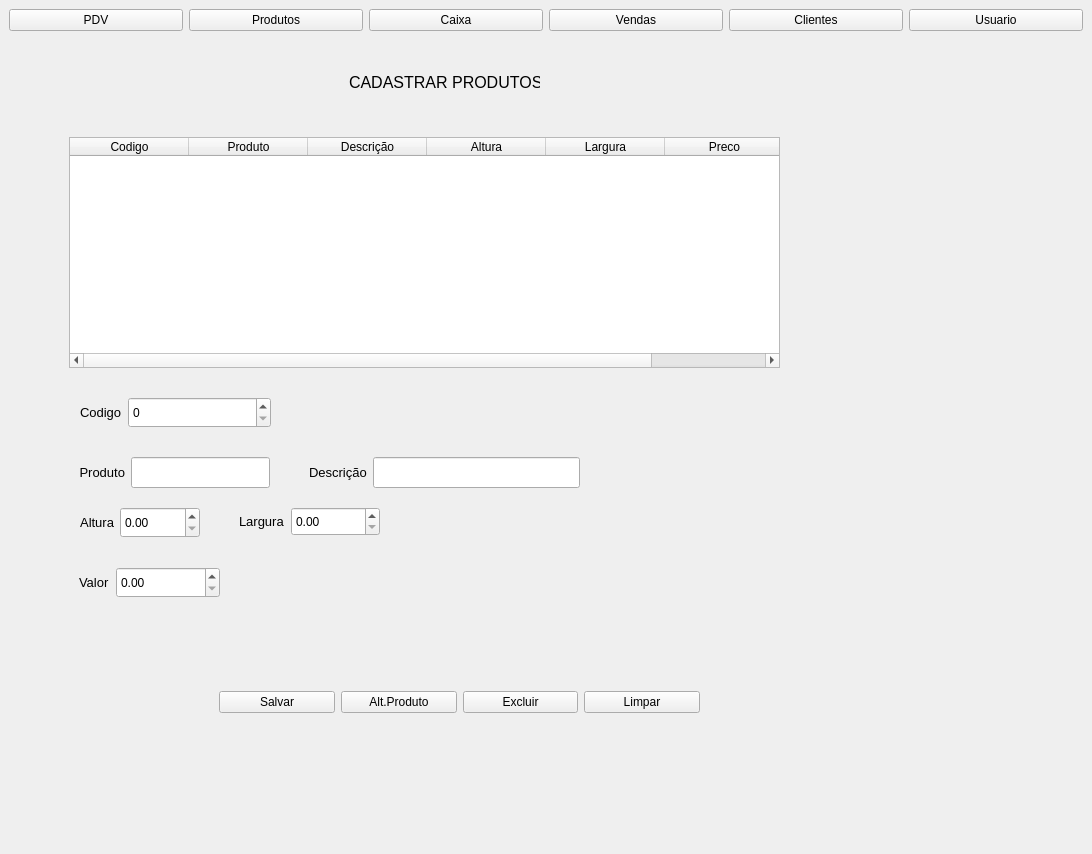
Diego-Campos-Soares/Software-PDV, file untitled2.ui: the form before one commit.
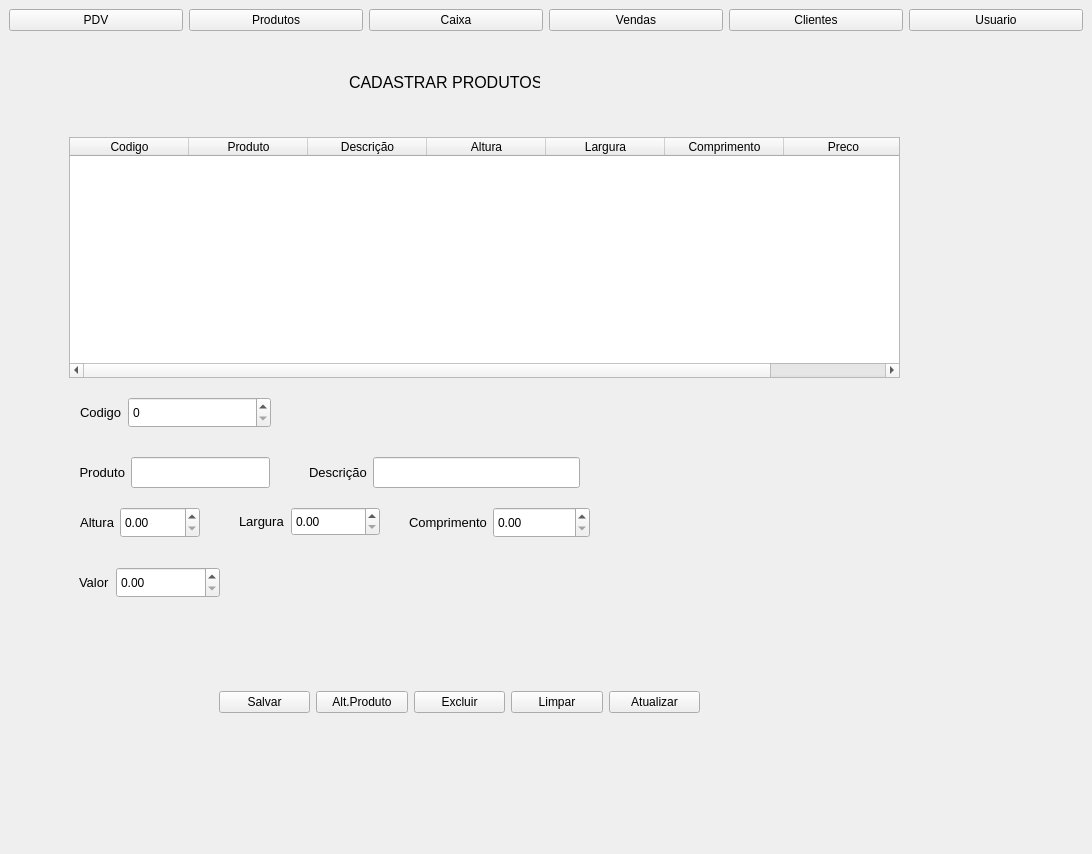
The form after the commit. The open tabs and pages were chosen to show the change. Icons and pictures are not drawn.

Diff of the .ui file:
```diff
--- a/untitled2.ui
+++ b/untitled2.ui
@@ -1175,12 +1175,15 @@
       </widget>
       <widget class="QWidget" name="Produtos">
        <widget class="QTableWidget" name="tabela_prodtuos">
+        <property name="enabled">
+         <bool>true</bool>
+        </property>
         <property name="geometry">
          <rect>
           <x>60</x>
           <y>100</y>
-          <width>711</width>
-          <height>231</height>
+          <width>831</width>
+          <height>241</height>
          </rect>
         </property>
         <property name="sizePolicy">
@@ -1220,6 +1223,11 @@
           <string>Largura</string>
          </property>
         </column>
+        <column>
+         <property name="text">
+          <string>Comprimento</string>
+         </property>
+        </column>
         <column>
          <property name="text">
           <string>Preco</string>
@@ -1280,6 +1288,17 @@
            </property>
           </widget>
          </item>
+         <item>
+          <widget class="QPushButton" name="btn_atualizar_produto">
+           <property name="text">
+            <string>Atualizar</string>
+           </property>
+           <property name="icon">
+            <iconset>
+             <normaloff>../../../Desktop/icons/refresh.png</normaloff>../../../Desktop/icons/refresh.png</iconset>
+           </property>
+          </widget>
+         </item>
         </layout>
        </widget>
        <widget class="QLabel" name="label_3">
@@ -1482,7 +1501,51 @@
           </widget>
          </item>
          <item>
-          <widget class="QDoubleSpinBox" name="box_valor_produto_2">
+          <widget class="QDoubleSpinBox" name="box_valor_produto">
+           <property name="sizePolicy">
+            <sizepolicy hsizetype="MinimumExpanding" vsizetype="MinimumExpanding">
+             <horstretch>0</horstretch>
+             <verstretch>0</verstretch>
+            </sizepolicy>
+           </property>
+           <property name="prefix">
+            <string/>
+           </property>
+           <property name="decimals">
+            <number>2</number>
+           </property>
+           <property name="maximum">
+            <double>999.990000000000009</double>
+           </property>
+          </widget>
+         </item>
+        </layout>
+       </widget>
+       <widget class="QWidget" name="layoutWidget_9">
+        <property name="geometry">
+         <rect>
+          <x>400</x>
+          <y>470</y>
+          <width>181</width>
+          <height>31</height>
+         </rect>
+        </property>
+        <layout class="QHBoxLayout" name="horizontalLayout_36">
+         <item>
+          <widget class="QLabel" name="comprimento">
+           <property name="sizePolicy">
+            <sizepolicy hsizetype="Preferred" vsizetype="Preferred">
+             <horstretch>0</horstretch>
+             <verstretch>0</verstretch>
+            </sizepolicy>
+           </property>
+           <property name="text">
+            <string>&lt;html&gt;&lt;head/&gt;&lt;body&gt;&lt;p&gt;&lt;span style=&quot; font-size:10pt;&quot;&gt;Comprimento&lt;/span&gt;&lt;/p&gt;&lt;/body&gt;&lt;/html&gt;</string>
+           </property>
+          </widget>
+         </item>
+         <item>
+          <widget class="QDoubleSpinBox" name="box_comprimento_produto">
            <property name="sizePolicy">
             <sizepolicy hsizetype="MinimumExpanding" vsizetype="MinimumExpanding">
              <horstretch>0</horstretch>
```
Left out of the diff: 78 changed lines with no effect on the pictures.
